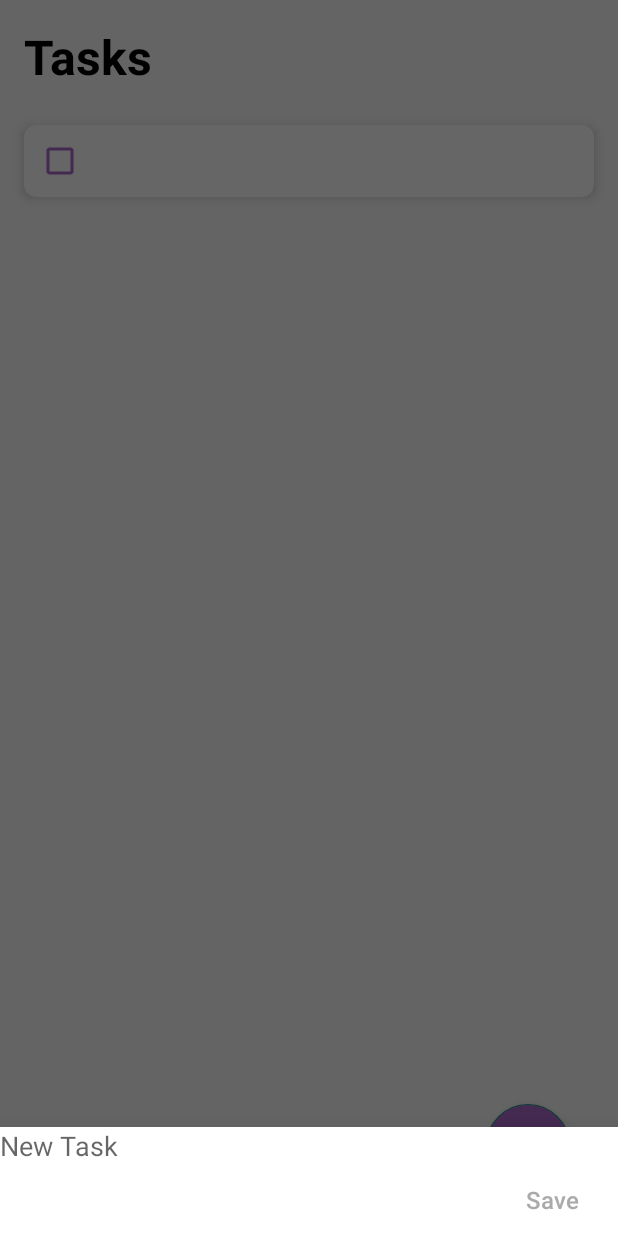
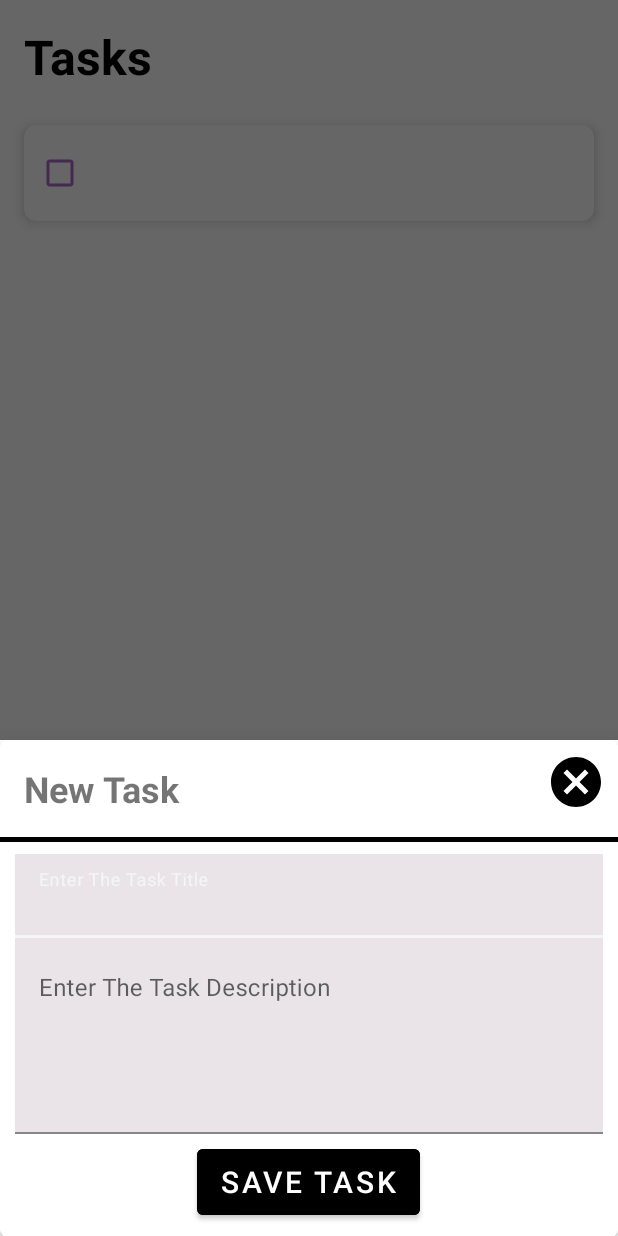
Before and after one commit to dvoinishnikova/ToDoApp, an Android app built with Jetpack Compose: the MainActivity screen opened directly, with no data from a screen before it, after a tap on an icon or button, on a phone screen of 412 x 824 dp. Run offline under Robolectric (Android 15) with nearby library versions, the phone set to English and light mode, and no system bars.

Commit message:
second commit - title and description for tasks

```diff
--- a/app/src/main/java/com/example/todolist/Adapter/ToDoAdapter.java
+++ b/app/src/main/java/com/example/todolist/Adapter/ToDoAdapter.java
@@ -2,12 +2,16 @@ package com.example.todolist.Adapter;
 
 import android.content.Context;
 import android.os.Bundle;
+import android.text.Spannable;
+import android.text.SpannableStringBuilder;
+import android.text.style.StyleSpan;
 import android.view.LayoutInflater;
 import android.view.View;
 import android.view.ViewGroup;
 import android.widget.CheckBox;
 import android.widget.CompoundButton;
 
+import androidx.annotation.NonNull;
 import androidx.recyclerview.widget.RecyclerView;
 
 import com.example.todolist.AddNewTask;
@@ -34,22 +38,28 @@ public class ToDoAdapter extends RecyclerView.Adapter<ToDoAdapter.ViewHolder> {
         return new ViewHolder(itemView);
     }
 
-    public void onBindViewHolder(ViewHolder holder, int position) {
+    @Override
+    public void onBindViewHolder(@NonNull ViewHolder holder, int position) {
         db.openDatabase();
         ToDoModel item = todoList.get(position);
-        holder.task.setText(item.getTask());
+
+
+        SpannableStringBuilder sb = new SpannableStringBuilder(item.getTitle() + "\n" + item.getDescription());
+        sb.setSpan(new StyleSpan(android.graphics.Typeface.BOLD), 0, item.getTitle().length(), Spannable.SPAN_EXCLUSIVE_EXCLUSIVE);
+
+
+        holder.task.setText(sb);
         holder.task.setChecked(toBoolean(item.getStatus()));
+
+
         holder.task.setOnCheckedChangeListener(new CompoundButton.OnCheckedChangeListener() {
             @Override
             public void onCheckedChanged(CompoundButton buttonView, boolean isChecked) {
-                if(isChecked) {
-                    db.updateStatus(item.getId(), 1);
-                } else {
-                    db.updateStatus(item.getId(), 0);
-                }
+
+                int status = isChecked ? 1 : 0;
+                db.updateStatus(item.getId(), status);
             }
         });
-
     }
 
     public int getItemCount() {
@@ -83,7 +93,8 @@ public class ToDoAdapter extends RecyclerView.Adapter<ToDoAdapter.ViewHolder> {
         ToDoModel item = todoList.get(position);
         Bundle bundle = new Bundle();
         bundle.putInt("id", item.getId());
-        bundle.putString("task", item.getTask());
+        bundle.putString("title", item.getTitle());
+        bundle.putString("description", item.getDescription());
         AddNewTask fragment = new AddNewTask();
         fragment.setArguments(bundle);
         fragment.show(activity.getSupportFragmentManager(), AddNewTask.TAG);
--- a/app/src/main/java/com/example/todolist/AddNewTask.java
+++ b/app/src/main/java/com/example/todolist/AddNewTask.java
@@ -23,7 +23,8 @@ import com.google.android.material.bottomsheet.BottomSheetDialogFragment;
 
 public class AddNewTask extends BottomSheetDialogFragment {
     public static final String TAG = "ActionBottomDialog";
-    private EditText newTaskText;
+    private EditText newTaskTitle;
+    private EditText newTaskDescription;
     private Button newTaskSaveButton;
     private DatabaseHandler db;
 
@@ -47,7 +48,8 @@ public class AddNewTask extends BottomSheetDialogFragment {
     @Override
     public void onViewCreated(View view, Bundle savedInstanceState) {
         super.onViewCreated(view, savedInstanceState);
-        newTaskText = getView().findViewById(R.id.newTaskText);
+        newTaskTitle = getView().findViewById(R.id.newTaskTitle);
+        newTaskDescription = getView().findViewById(R.id.newTaskDescription);
         newTaskSaveButton = getView().findViewById(R.id.newTaskButton);
 
         db = new DatabaseHandler(getActivity());
@@ -58,13 +60,15 @@ public class AddNewTask extends BottomSheetDialogFragment {
 
         if(bundle != null) {
             isUpdate = true;
-            String task = bundle.getString("task");
-            newTaskText.setText(task);
-            if(task.length()>0) {
+            String title = bundle.getString("title");
+            newTaskTitle.setText(title);
+            String description = bundle.getString("description");
+            newTaskDescription.setText(description);
+            if(title.length()>0) {
                 newTaskSaveButton.setTextColor(ContextCompat.getColor(getContext(),R.color.colorPrimaryDark));
             }
         }
-        newTaskText.addTextChangedListener(new TextWatcher() {
+        newTaskTitle.addTextChangedListener(new TextWatcher() {
             @Override
             public void beforeTextChanged(CharSequence s, int start, int count, int after) {
 
@@ -91,13 +95,16 @@ public class AddNewTask extends BottomSheetDialogFragment {
         newTaskSaveButton.setOnClickListener(new View.OnClickListener() {
             @Override
             public void onClick(View v) {
-                String text = newTaskText.getText().toString();
+                String title = newTaskTitle.getText().toString();
+                String description = newTaskDescription.getText().toString();
                 if(finalIsUpdate){
-                    db.updateTask(bundle.getInt("id"), text);
+                    db.updateTitle(bundle.getInt("id"), title);
+                    db.updateDescription(bundle.getInt("id"), description);
                 }
                 else {
                     ToDoModel task = new ToDoModel();
-                    task.setTask(text);
+                    task.setTitle(title);
+                    task.setDescription(description);
                     task.setStatus(0);
                     db.insertTask(task);
                 }
@@ -112,7 +119,6 @@ public class AddNewTask extends BottomSheetDialogFragment {
         if(activity instanceof DialogCloseListener) {
             ((DialogCloseListener)activity).handleDialogClose(dialog);
         }
-
     }
 
 
--- a/app/src/main/java/com/example/todolist/Model/ToDoModel.java
+++ b/app/src/main/java/com/example/todolist/Model/ToDoModel.java
@@ -2,7 +2,8 @@ package com.example.todolist.Model;
 
 public class ToDoModel {
     private int id, status;
-    private String task;
+    private String title;
+    private String description;
 
     public int getId() {
         return id;
@@ -20,11 +21,19 @@ public class ToDoModel {
         this.status = status;
     }
 
-    public String getTask() {
-        return task;
+    public String getTitle() {
+        return title;
     }
 
-    public void setTask(String task) {
-        this.task = task;
+    public void setTitle(String title) {
+        this.title = title;
     }
+    public String getDescription() {
+        return description;
+    }
+
+    public void setDescription(String description) {
+        this.description = description;
+    }
+
 }
--- a/app/src/main/java/com/example/todolist/RecyclerItemTouchHelper.java
+++ b/app/src/main/java/com/example/todolist/RecyclerItemTouchHelper.java
@@ -33,7 +33,7 @@ public class RecyclerItemTouchHelper extends ItemTouchHelper.SimpleCallback {
             AlertDialog.Builder builder = new AlertDialog.Builder(adapter.getContext());
             builder.setTitle("Delete Task");
             builder.setMessage("Are you sure you want to delete this task?");
-            builder.setPositiveButton("Confirm",
+            builder.setPositiveButton("Delete",
                     new DialogInterface.OnClickListener() {
                         @Override
                         public void onClick(DialogInterface dialog, int which) {
@@ -64,7 +64,7 @@ public class RecyclerItemTouchHelper extends ItemTouchHelper.SimpleCallback {
         View itemView = viewHolder.itemView;
         int backgroundCornerOffset = 20;
 
-        if(dX>0) {
+        if (dX > 0) {
             icon = ContextCompat.getDrawable(adapter.getContext(), R.drawable.baseline_edit);
             background = new ColorDrawable(ContextCompat.getColor(adapter.getContext(), R.color.colorPrimaryDark));
         } else {
@@ -73,27 +73,25 @@ public class RecyclerItemTouchHelper extends ItemTouchHelper.SimpleCallback {
         }
 
         int iconMargin = (itemView.getHeight() - icon.getIntrinsicHeight()) / 2;
-        int iconTop = itemView.getTop() + (icon.getIntrinsicHeight() - icon.getIntrinsicHeight()) / 2;
+        int iconTop = itemView.getTop() + (itemView.getHeight() - icon.getIntrinsicHeight()) / 2;
         int iconBottom = iconTop + icon.getIntrinsicHeight();
 
-        if(dX>0) {
+        if (dX > 0) {
             int iconLeft = itemView.getLeft() + iconMargin;
             int iconRight = itemView.getLeft() + iconMargin + icon.getIntrinsicWidth();
             icon.setBounds(iconLeft, iconTop, iconRight, iconBottom);
 
             background.setBounds(itemView.getLeft(), itemView.getTop(),
                     itemView.getLeft() + ((int)dX) + backgroundCornerOffset, itemView.getBottom());
-        }
-        else if(dX<0) {
+        } else if (dX < 0) {
             int iconLeft = itemView.getRight() - iconMargin - icon.getIntrinsicWidth();
             int iconRight = itemView.getRight() - iconMargin;
             icon.setBounds(iconLeft, iconTop, iconRight, iconBottom);
 
             background.setBounds(itemView.getRight() + ((int)dX) - backgroundCornerOffset, itemView.getTop(),
                     itemView.getRight(), itemView.getBottom());
-        }
-        else {
-            background.setBounds(0,0,0,0);
+        } else {
+            background.setBounds(0, 0, 0, 0);
         }
         background.draw(c);
         icon.draw(c);
@@ -101,4 +99,5 @@ public class RecyclerItemTouchHelper extends ItemTouchHelper.SimpleCallback {
 
 
 
+
 }
--- a/app/src/main/java/com/example/todolist/SplashActivity.java
+++ b/app/src/main/java/com/example/todolist/SplashActivity.java
@@ -10,8 +10,6 @@ public class SplashActivity extends AppCompatActivity {
     @Override
     protected void onCreate(Bundle savedInstanceState) {
         super.onCreate(savedInstanceState);
-
-        //setTheme(R.style.AppTheme);
 
         setContentView(R.layout.activity_splash);
         getSupportActionBar().hide();
--- a/app/src/main/java/com/example/todolist/Utils/DatabaseHandler.java
+++ b/app/src/main/java/com/example/todolist/Utils/DatabaseHandler.java
@@ -16,12 +16,11 @@ public class DatabaseHandler extends SQLiteOpenHelper {
     private static final String NAME = "toDoListDatabase";
     private static final String TODO_TABLE = "todo";
     private static final String ID = "id";
-    private static final String TASK = "task";
+    private static final String TITLE = "title";
+    private static final String DESCRIPTION = "description";
     private static final String STATUS = "status";
-    /*private static final String CREATE_TODO_TABLE = "CREATE TABLE " + TODO_TABLE + "(" + ID +
-            " INTEGER PRIMARY KEY AUTOINCREMENT, " + TASK + " TEXT, " + STATUS + " INTEGER)";*/
 
-    private static final String CREATE_TODO_TABLE = "CREATE TABLE " + TODO_TABLE + "(" + ID + " INTEGER PRIMARY KEY AUTOINCREMENT, " + TASK + " TEXT, "
+    private static final String CREATE_TODO_TABLE = "CREATE TABLE " + TODO_TABLE + "(" + ID + " INTEGER PRIMARY KEY AUTOINCREMENT, " + TITLE + " TEXT, " + DESCRIPTION + " TEXT, "
             + STATUS + " INTEGER)";
 
     private SQLiteDatabase db;
@@ -46,7 +45,8 @@ public class DatabaseHandler extends SQLiteOpenHelper {
 
     public void insertTask(ToDoModel task) {
         ContentValues cv = new ContentValues();
-        cv.put(TASK, task.getTask());
+        cv.put(TITLE, task.getTitle());
+        cv.put(DESCRIPTION, task.getDescription());
         cv.put(STATUS, 0);
         db.insert(TODO_TABLE, null, cv);
     }
@@ -63,11 +63,13 @@ public class DatabaseHandler extends SQLiteOpenHelper {
                         ToDoModel task = new ToDoModel();
 
                         int idColumnIndex = cur.getColumnIndex(ID);
-                        int taskColumnIndex = cur.getColumnIndex(TASK);
+                        int titleColumnIndex = cur.getColumnIndex(TITLE);
+                        int descriptionColumnIndex = cur.getColumnIndex(DESCRIPTION);
                         int statusColumnIndex = cur.getColumnIndex(STATUS);
-                        if (idColumnIndex != -1 && taskColumnIndex != -1 && statusColumnIndex != -1) {
+                        if (idColumnIndex != -1 && titleColumnIndex != -1 && statusColumnIndex != -1) {
                             task.setId(cur.getInt(idColumnIndex));
-                            task.setTask(cur.getString(taskColumnIndex));
+                            task.setTitle(cur.getString(titleColumnIndex));
+                            task.setDescription(cur.getString(descriptionColumnIndex));
                             task.setStatus(cur.getInt(statusColumnIndex));
                             taskList.add(task);
                         }
@@ -90,9 +92,15 @@ public class DatabaseHandler extends SQLiteOpenHelper {
         db.update(TODO_TABLE, cv, ID+"=?", new String[] {String.valueOf(id)});
     }
 
-    public void updateTask(int id, String task) {
+    public void updateTitle(int id, String title) {
         ContentValues cv = new ContentValues();
-        cv.put(TASK, task);
+        cv.put(TITLE, title);
+        db.update(TODO_TABLE, cv, ID+"=?", new String[] {String.valueOf(id)});
+    }
+
+    public void updateDescription(int id, String description) {
+        ContentValues cv = new ContentValues();
+        cv.put(DESCRIPTION, description);
         db.update(TODO_TABLE, cv, ID+"=?", new String[] {String.valueOf(id)});
     }
 
--- /dev/null
+++ b/app/src/main/res/drawable/ic_close.xml
@@ -0,0 +1,9 @@
+<vector xmlns:android="http://schemas.android.com/apk/res/android"
+    android:width="24dp"
+    android:height="24dp"
+    android:viewportWidth="24"
+    android:viewportHeight="24">
+    <path
+        android:pathData="M12,2C6.47,2 2,6.47 2,12s4.47,10 10,10 10,-4.47 10,-10S17.53,2 12,2zM17,15.59L15.59,17 12,13.41 8.41,17 7,15.59 10.59,12 7,8.41 8.41,7 12,10.59 15.59,7 17,8.41 13.41,12 17,15.59z"
+        android:fillColor="#000000"/>
+</vector>
--- a/app/src/main/res/layout/new_task.xml
+++ b/app/src/main/res/layout/new_task.xml
@@ -1,27 +1,95 @@
-<RelativeLayout xmlns:android="http://schemas.android.com/apk/res/android"
+<?xml version="1.0" encoding="utf-8"?>
+<com.google.android.material.card.MaterialCardView xmlns:android="http://schemas.android.com/apk/res/android"
+    xmlns:app="http://schemas.android.com/apk/res-auto"
+    style="@null"
     android:layout_width="match_parent"
-    android:layout_height="wrap_content">
+    android:layout_height="wrap_content"
+    android:layout_marginHorizontal="10dp"
+    android:background="@color/white">
 
-    <EditText
-        android:id="@+id/newTaskText"
+    <RelativeLayout
         android:layout_width="match_parent"
-        android:layout_height="wrap_content"
-        android:background="@null"
-        android:textAppearance="@style/TextAppearance.AppCompat.Medium"
-        android:hint="New Task"/>
+        android:layout_height="wrap_content">
 
-    <Button
-        android:id="@+id/newTaskButton"
-        android:layout_width="wrap_content"
-        android:layout_height="wrap_content"
-        android:layout_below="@id/newTaskText"
-        android:layout_alignParentEnd="true"
-        android:textSize="16sp"
-        android:text="Save"
-        android:textAllCaps="false"
-        android:background="@android:color/transparent"
-        android:textColor="@android:color/darker_gray"/>
+        <TextView
+            android:id="@+id/titleTaskTxt"
+            android:layout_width="wrap_content"
+            android:layout_height="wrap_content"
+            android:layout_margin="16dp"
+            android:text="New Task"
+            android:textSize="24sp"
+            android:textStyle="bold" />
 
+        <ImageView
+            android:id="@+id/closeImg"
+            android:layout_width="40dp"
+            android:layout_height="40dp"
+            android:layout_alignParentEnd="true"
+            android:layout_margin="8dp"
+            android:src="@drawable/ic_close" />
 
+        <View
+            android:id="@+id/viewHLine"
+            android:layout_width="match_parent"
+            android:layout_height="3dp"
+            android:layout_below="@id/titleTaskTxt"
+            android:background="@color/black" />
 
-</RelativeLayout>
+        <LinearLayout
+            android:layout_width="match_parent"
+            android:layout_height="wrap_content"
+            android:layout_below="@id/viewHLine"
+            android:layout_centerHorizontal="true"
+            android:layout_marginHorizontal="10dp"
+            android:layout_marginVertical="8dp"
+            android:orientation="vertical">
+
+            <com.google.android.material.textfield.TextInputLayout
+                style="@null"
+                android:id="@+id/edTaskTitleL"
+                android:layout_width="match_parent"
+                android:layout_height="wrap_content"
+                android:hint="Enter The Task Title">
+
+                <com.google.android.material.textfield.TextInputEditText
+                    android:id="@+id/newTaskTitle"
+                    android:layout_width="match_parent"
+                    android:layout_height="?actionBarSize"
+                    android:background="#EAE4E8"
+                    android:inputType="text" />
+
+            </com.google.android.material.textfield.TextInputLayout>
+
+            <com.google.android.material.textfield.TextInputLayout
+                style="@null"
+                android:id="@+id/edTaskDescL"
+                android:layout_width="match_parent"
+                android:layout_height="wrap_content"
+                android:hint="Enter The Task Description">
+
+                <com.google.android.material.textfield.TextInputEditText
+                    android:id="@+id/newTaskDescription"
+                    android:layout_width="match_parent"
+                    android:layout_height="wrap_content"
+                    android:background="#EAE4E8"
+                    android:gravity="top|start"
+                    android:inputType="textMultiLine"
+                    android:lines="5"
+                    android:maxLines="5" />
+
+            </com.google.android.material.textfield.TextInputLayout>
+
+            <Button
+                android:id="@+id/newTaskButton"
+                android:layout_width="wrap_content"
+                android:layout_height="?actionBarSize"
+                android:layout_gravity="center"
+                android:layout_marginTop="4dp"
+                android:backgroundTint="@color/black"
+                style="@null"
+                android:text="Save Task"
+                android:textColor="@android:color/white"
+                android:textSize="20sp" />
+        </LinearLayout>
+    </RelativeLayout>
+</com.google.android.material.card.MaterialCardView>
--- a/app/src/main/res/layout/task_layout.xml
+++ b/app/src/main/res/layout/task_layout.xml
@@ -2,7 +2,6 @@
     xmlns:app="http://schemas.android.com/apk/res-auto"
     android:layout_height="wrap_content"
     android:layout_width="match_parent"
-    xmlns:tool="http://schemas.android.com/tools"
     app:cardElevation="4dp"
     app:cardCornerRadius="8dp"
     android:layout_marginHorizontal="16dp"
@@ -17,9 +16,14 @@
             android:id="@+id/todoCheckBox"
             android:layout_width="wrap_content"
             android:layout_height="wrap_content"
-            tool:text="This is a Sample Task inside the application"
+            android:text="Title\nDescription"
+
+
+
             android:paddingStart="8dp"
+
             android:buttonTint="@android:color/holo_purple" />
+
 
     </RelativeLayout>
 
--- a/app/src/main/res/values/themes.xml
+++ b/app/src/main/res/values/themes.xml
@@ -1,7 +1,14 @@
 <?xml version="1.0" encoding="utf-8"?>
 <resources>
 
-    <style name="AppTheme" parent="Theme.AppCompat.Light.DarkActionBar" />
+    <!--- <style name="AppTheme" parent="Theme.AppCompat.Light.DarkActionBar" /> -->
+    <style name="AppTheme" parent="Theme.MaterialComponents.Light">
+        <!-- Customize your theme here -->
+        <!--- <item name="colorPrimary">@color/colorPrimary</item> -->
+        <item name="colorPrimaryDark">@color/colorPrimaryDark</item>
+        <!--- <item name="colorAccent">@color/colorAccent</item> -->
+        <!-- Other customizations -->
+    </style>
 
     <style name="DialogStyle" parent="Theme.Design.Light.BottomSheetDialog">
         <item name="android:windowIsFloating">false</item>
```
